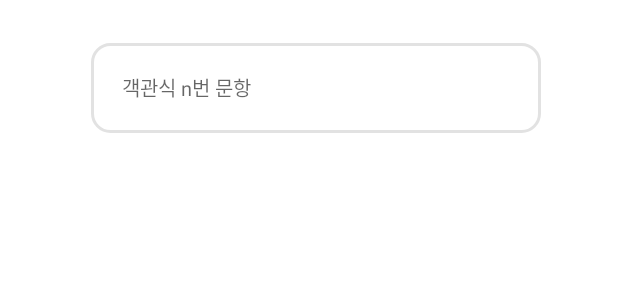
After one commit to tukcomCD2024/Code-Bridge, an Android app: the layout add_choice.xml on its own in the app's theme, with its tools: preview values and no code run, on a phone screen of 412 x 824 dp. The commit adds this screen. Shown: the top 300 px of the screen. Run offline under Robolectric (Android 15) with nearby library versions, the phone set to English and light mode, and no system bars.

Commit message:
퀴즈 UI
추가 수정 필요

```diff
--- /dev/null
+++ b/android/app/src/main/res/layout/add_choice.xml
@@ -0,0 +1,39 @@
+<?xml version="1.0" encoding="utf-8"?>
+<RelativeLayout xmlns:android="http://schemas.android.com/apk/res/android"
+    android:layout_width="match_parent"
+    android:layout_height="match_parent">
+
+    <RelativeLayout
+        android:id="@+id/layout"
+        android:layout_width="match_parent"
+        android:layout_height="wrap_content"
+        android:layout_marginTop="25dp"
+        android:padding="1dp"
+        android:layout_marginLeft="10dp">
+
+        <FrameLayout
+            android:layout_width="match_parent"
+            android:layout_height="wrap_content"
+            android:layout_centerHorizontal="true"
+            android:layout_marginTop="2dp">
+
+            <TextView
+                android:id="@+id/answerText"
+                android:layout_width="300dp"
+                android:layout_height="60dp"
+                android:background="@drawable/rectangle_white"
+                android:layout_gravity="center"
+                android:textSize="20sp" />
+
+            <EditText
+                android:id="@+id/answerEditText"
+                android:layout_width="270dp"
+                android:layout_height="wrap_content"
+                android:background="@android:color/transparent"
+                android:hint="객관식 n번 문항"
+                android:textSize="13sp"
+                android:layout_gravity="center"
+                android:paddingLeft="5dp" />
+        </FrameLayout>
+    </RelativeLayout>
+</RelativeLayout>
--- a/android/app/src/main/res/layout/fragment_home.xml
+++ b/android/app/src/main/res/layout/fragment_home.xml
@@ -194,6 +194,12 @@
                 android:layout_height="wrap_content"
                 android:layout_below="@id/list"
                 android:text="그림판"/>
+            <Button
+                android:id="@+id/Quiz"
+                android:layout_width="wrap_content"
+                android:layout_height="wrap_content"
+                android:layout_below="@+id/MoveDraw"
+                android:text="퀴즈"/>
 
 
         </RelativeLayout>
```
Also changed, not shown: android/app/src/main/java/com/example/sharenote/CreateQuiz.kt (+117 -1 lines), android/app/src/main/java/com/example/sharenote/HomeFragment.kt (+7 -0 lines), android/app/src/main/res/layout/activity_create_quiz.xml (+109 -59 lines), android/app/src/main/res/layout/quiz_note_list.xml (added, +12 -0 lines), 1 other file.
